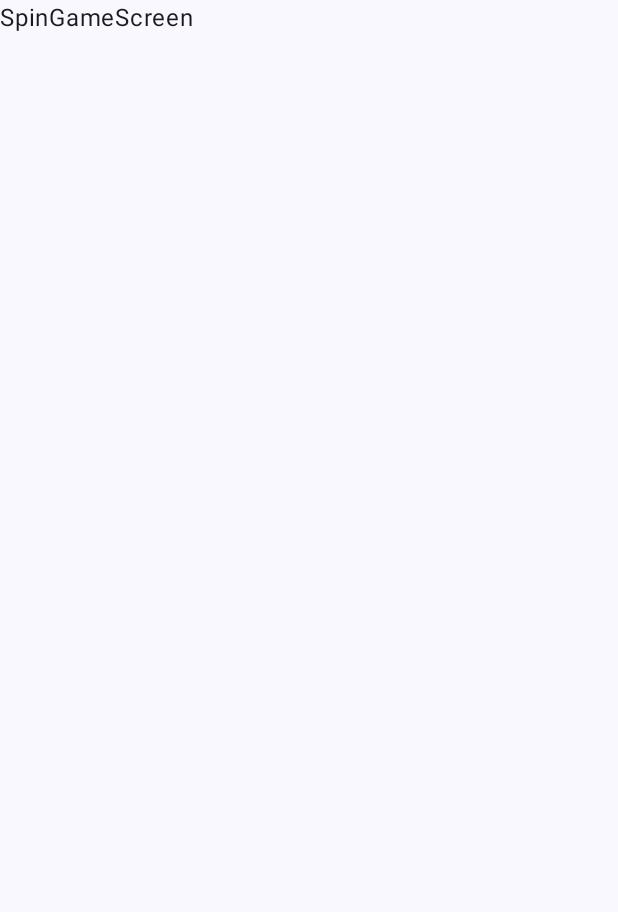
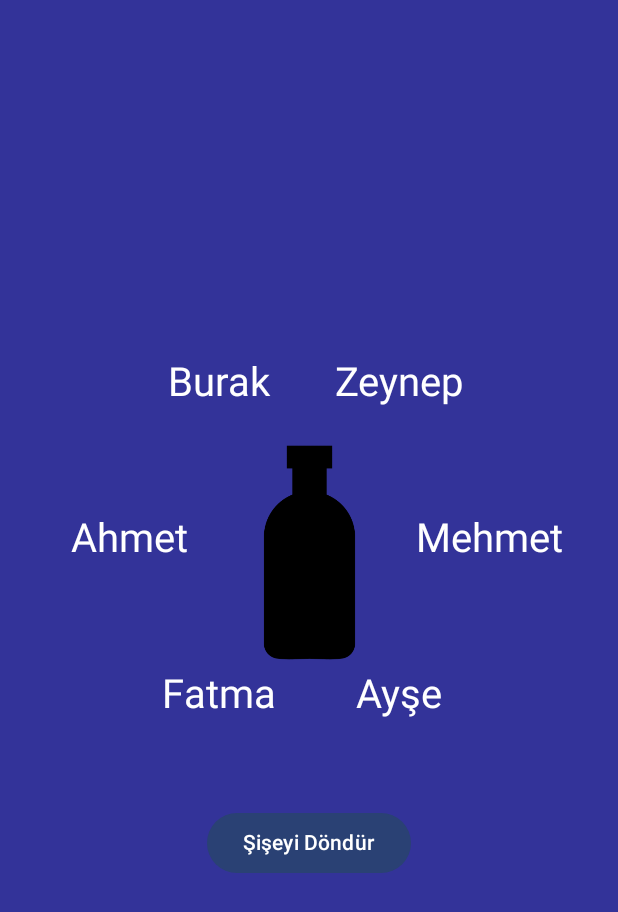
Before and after one commit to MehmetKARADANA/GAME_OF_SECRET, an Android app built with Jetpack Compose: the SpinBottleScreen screen opened through its navigation route, on a phone screen of 412 x 824 dp. Before the commit the part shown is almost empty. Shown: the top 912 px of the screen. Run offline under Robolectric (Android 15) with nearby library versions, the light colour scheme and no system bars; our stand-ins replace Room's generated code.

Commit message:
01:45 26.03.25

```diff
--- /dev/null
+++ b/app/src/main/java/com/mobile/gameofsecret/ui/components/SpinningBottle.kt
@@ -0,0 +1,135 @@
+package com.mobile.gameofsecret.ui.components
+
+import android.graphics.Paint
+import androidx.compose.animation.core.FastOutSlowInEasing
+import androidx.compose.animation.core.animateFloatAsState
+import androidx.compose.animation.core.tween
+import androidx.compose.foundation.Canvas
+import androidx.compose.foundation.Image
+import androidx.compose.foundation.background
+import androidx.compose.foundation.layout.Arrangement
+import androidx.compose.foundation.layout.Box
+import androidx.compose.foundation.layout.Column
+import androidx.compose.foundation.layout.Spacer
+import androidx.compose.foundation.layout.fillMaxSize
+import androidx.compose.foundation.layout.height
+import androidx.compose.foundation.layout.size
+import androidx.compose.material3.Button
+import androidx.compose.material3.Text
+import androidx.compose.runtime.Composable
+import androidx.compose.runtime.getValue
+import androidx.compose.runtime.mutableStateOf
+import androidx.compose.runtime.remember
+import androidx.compose.runtime.rememberCoroutineScope
+import androidx.compose.runtime.setValue
+import androidx.compose.ui.Alignment
+import androidx.compose.ui.Modifier
+import androidx.compose.ui.draw.rotate
+import androidx.compose.ui.graphics.nativeCanvas
+import androidx.compose.ui.res.painterResource
+import androidx.compose.ui.text.font.FontWeight
+import androidx.compose.ui.unit.dp
+import androidx.compose.ui.unit.sp
+import com.mobile.gameofsecret.R
+import com.mobile.gameofsecret.ui.theme.background
+import kotlinx.coroutines.delay
+import kotlinx.coroutines.launch
+import kotlin.math.cos
+import kotlin.math.sin
+
+@Composable
+fun TruthDareBottleGame() {
+    val players = listOf("Mehmet", "Ayşe", "Fatma", "Ahmet", "Burak", "Zeynep")
+    val playerCount = players.size
+    val playerAngle = 360f / playerCount // Oyuncuların açı dağılımı
+
+    var rotationAngle by remember { mutableStateOf(0f) }
+    var asker by remember { mutableStateOf("") }
+    var sorulan by remember { mutableStateOf("") }
+    var showResult by remember { mutableStateOf(false) }
+    val scope = rememberCoroutineScope() // Yeni CoroutineScope oluştur
+
+    val animatedRotation by animateFloatAsState(
+        targetValue = rotationAngle,
+        animationSpec = tween(durationMillis = 4000, easing = FastOutSlowInEasing),
+        label = "Bottle Rotation"
+    )
+
+    Column(
+        modifier = Modifier.fillMaxSize().background(background),
+        horizontalAlignment = Alignment.CenterHorizontally,
+        verticalArrangement = Arrangement.Center
+    ) {
+        Box(
+            modifier = Modifier.size(300.dp),
+            contentAlignment = Alignment.Center
+        ) {
+            // Oyuncuları yerleştir
+            Canvas(modifier = Modifier.fillMaxSize()) {
+                val radius = size.minDimension / 2.5f
+                players.forEachIndexed { index, name ->
+                    val angle = index * playerAngle
+                    val radians = Math.toRadians(angle.toDouble())
+                    val x = (size.width / 2 + radius * cos(radians)).toFloat()
+                    val y = (size.height / 2 + radius * sin(radians)).toFloat()
+
+                    drawContext.canvas.nativeCanvas.drawText(
+                        name,
+                        x,
+                        y,
+                        Paint().apply {
+                            textSize = 40f
+                            textAlign = Paint.Align.CENTER
+                            color = android.graphics.Color.WHITE
+                        }
+                    )
+                }
+            }
+
+            // Şişe Görseli
+            Image(
+                painter = painterResource(id = R.drawable.bottle),
+                contentDescription = "Spinning Bottle",
+                modifier = Modifier
+                    .size(150.dp)
+                    .rotate(animatedRotation)
+            )
+        }
+
+        Spacer(modifier = Modifier.height(20.dp))
+
+        Button(onClick = {
+            showResult = false // Sonucu sıfırla
+
+            val extraRotations = (5..8).random() * 360 // En az 5 tur dönsün
+            val newAngle = extraRotations + (0..360).random()
+
+            rotationAngle = newAngle.toFloat() // Yeni açıyı animasyona aktar
+
+            // Sonucu hesaplamak için gecikmeli işlem
+            scope.launch {
+                delay(4000) // Animasyon süresi kadar bekle
+
+                // Şişenin döndürülmesi ile ilgili açıyı doğru hesapla
+                val frontIndex = (((rotationAngle % 360) / playerAngle).toInt()) % playerCount
+                val backIndex = (frontIndex + playerCount / 2) % playerCount
+
+                sorulan = players[frontIndex]  // Şişenin önü
+                asker = players[backIndex]    // Şişenin arkası
+                showResult = true // Sonucu göster
+            }
+        }) {
+            Text(text = "Şişeyi Döndür")
+        }
+
+        Spacer(modifier = Modifier.height(20.dp))
+
+        if (showResult) {
+            Text(
+                text = "🎤 $asker → $sorulan'a soru soruyor!",
+                fontSize = 20.sp,
+                fontWeight = FontWeight.Bold
+            )
+        }
+    }
+}
--- a/app/src/main/java/com/mobile/gameofsecret/ui/screens/SpinBottleScreen.kt
+++ b/app/src/main/java/com/mobile/gameofsecret/ui/screens/SpinBottleScreen.kt
@@ -8,6 +8,7 @@
 import androidx.compose.material3.Text
 import androidx.compose.runtime.Composable
 import androidx.compose.ui.Modifier
+import com.mobile.gameofsecret.ui.components.TruthDareBottleGame
 import com.mobile.gameofsecret.ui.theme.background
 
 @Composable
@@ -21,7 +22,7 @@
             .fillMaxSize()
             .background(background)
             .padding(it)) {
-            Text("SpinGameScreen")
+            TruthDareBottleGame()
         }
     }
 }
```
Also changed, not shown: app/src/main/res/drawable/bottle.png (added).
